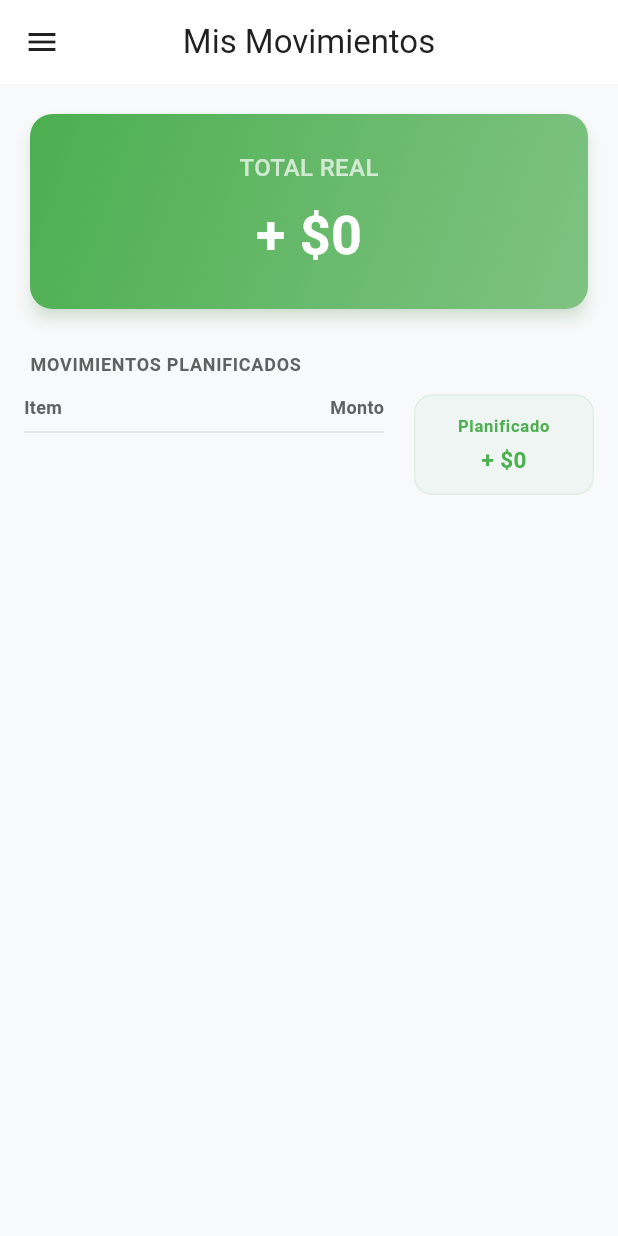
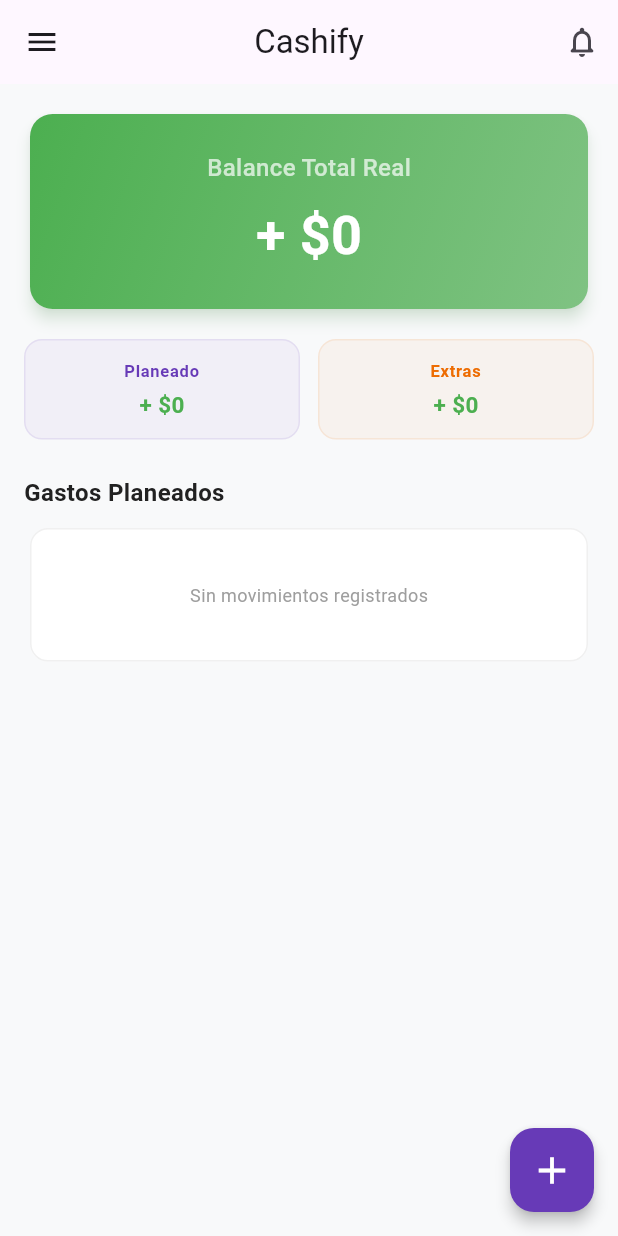
Before and after one commit to pprtrdd/fe-cashify, a Flutter app: the screen it shows once a user with an empty profile is signed in, on a phone screen of 412 x 824 dp. Run offline on Flutter 3.47's test engine with Material 3 defaults, Android fonts, the phone set to English and light mode, and no system bars; our stand-ins replace cloud_firestore, equatable, firebase_auth, firebase_core, flutter_dotenv, get_it; accounts and stored records are empty.

Commit message:
refactor: Enhance CustomDrawer and DashboardScreen for improved UI consistency; update styling and layout for better readability and user experience

```diff
--- a/lib/features/transaction/presentation/pages/dashboard_screen.dart
+++ b/lib/features/transaction/presentation/pages/dashboard_screen.dart
@@ -1,11 +1,13 @@
+import 'package:cashify/features/shared/widgets/custom_drawer.dart';
+import 'package:flutter/material.dart';
+import 'package:provider/provider.dart';
 import 'package:cashify/core/theme/app_colors.dart';
-import 'package:cashify/features/shared/widgets/custom_drawer.dart';
 import 'package:cashify/features/transaction/presentation/providers/movement_provider.dart';
+import 'package:cashify/features/transaction/presentation/widgets/summary_card.dart';
 import 'package:cashify/features/transaction/presentation/widgets/category_table.dart';
 import 'package:cashify/features/transaction/presentation/widgets/mini_info_card.dart';
-import 'package:cashify/features/transaction/presentation/widgets/summary_card.dart';
-import 'package:flutter/material.dart';
-import 'package:provider/provider.dart';
+import 'package:cashify/features/transaction/presentation/pages/movement_form_screen.dart';
+import 'package:cashify/features/transaction/presentation/pages/pending_movements_screen.dart';
 
 class DashboardScreen extends StatefulWidget {
   const DashboardScreen({super.key});
@@ -15,6 +17,8 @@
 }
 
 class _DashboardScreenState extends State<DashboardScreen> {
+  final GlobalKey<ScaffoldState> _scaffoldKey = GlobalKey<ScaffoldState>();
+
   @override
   void initState() {
     super.initState();
@@ -26,103 +30,139 @@
   @override
   Widget build(BuildContext context) {
     return Scaffold(
+      key: _scaffoldKey,
       backgroundColor: AppColors.background,
+      drawer: const CustomDrawer(),
       appBar: AppBar(
-        title: const Text("Mis Movimientos"),
+        title: const Text("Cashify"),
         centerTitle: true,
-        backgroundColor: AppColors.surface,
-        foregroundColor: AppColors.textPrimary,
         elevation: 0,
+        actions: [_buildNotificationBadge(context)],
       ),
-      drawer: const CustomDrawer(),
       body: Consumer<MovementProvider>(
         builder: (context, provider, child) {
-          if (provider.isLoading && provider.movements.isEmpty) {
+          if (provider.isLoading) {
             return const Center(child: CircularProgressIndicator());
           }
 
           return RefreshIndicator(
             onRefresh: () => provider.loadAllData(),
-            child: ListView(
+            child: SingleChildScrollView(
+              physics: const AlwaysScrollableScrollPhysics(),
               padding: const EdgeInsets.all(16.0),
-              children: [
-                SummaryCard(title: "TOTAL REAL", total: provider.realTotal),
-                const SizedBox(height: 24),
-
-                _buildSectionHeader("MOVIMIENTOS PLANIFICADOS"),
-                Row(
-                  crossAxisAlignment: CrossAxisAlignment.start,
-                  children: [
-                    Expanded(
-                      flex: 2,
-                      child: CategoryTable(
-                        groupedData: provider.plannedGrouped,
-                      ),
-                    ),
-                    const SizedBox(width: 20),
-                    Expanded(
-                      flex: 1,
-                      child: MiniInfoCard(
-                        label: "Planificado",
-                        amount: provider.plannedTotal,
-                        color: provider.plannedTotal >= 0
-                            ? AppColors.income
-                            : AppColors.expense,
-                      ),
-                    ),
-                  ],
-                ),
-
-                if (provider.hasExtraCategories) ...[
-                  const Divider(
-                    height: 50,
-                    thickness: 1,
-                    color: AppColors.divider,
+              child: Column(
+                crossAxisAlignment: CrossAxisAlignment.stretch,
+                children: [
+                  SummaryCard(
+                    title: "Balance Total Real",
+                    total: provider.realTotal,
                   ),
-                  _buildSectionHeader("MOVIMIENTOS EXTRAS"),
+                  const SizedBox(height: 16),
                   Row(
-                    crossAxisAlignment: CrossAxisAlignment.start,
                     children: [
                       Expanded(
-                        flex: 2,
-                        child: CategoryTable(
-                          groupedData: provider.extraGrouped,
+                        child: MiniInfoCard(
+                          label: "Planeado",
+                          amount: provider.plannedTotal,
+                          color: AppColors.primary,
                         ),
                       ),
-                      const SizedBox(width: 20),
+                      const SizedBox(width: 12),
                       Expanded(
-                        flex: 1,
                         child: MiniInfoCard(
-                          label: "Total Extras",
+                          label: "Extras",
                           amount: provider.totalExtra,
-                          color: provider.totalExtra >= 0
-                              ? AppColors.income
-                              : AppColors.expense,
+                          color: AppColors.extra,
                         ),
                       ),
                     ],
                   ),
+                  const SizedBox(height: 24),
+                  _buildSectionHeader("Gastos Planeados"),
+                  const SizedBox(height: 8),
+                  _buildTableCard(provider.plannedGrouped),
+                  const SizedBox(height: 24),
+                  if (provider.hasExtraCategories) ...[
+                    _buildSectionHeader("Gastos Extras"),
+                    const SizedBox(height: 8),
+                    _buildTableCard(provider.extraGrouped),
+                  ],
+                  const SizedBox(
+                    height: 80,
+                  ),
                 ],
-                const SizedBox(height: 80),
-              ],
+              ),
             ),
           );
         },
       ),
+      floatingActionButton: FloatingActionButton(
+        backgroundColor: AppColors.primary,
+        elevation: 4,
+        onPressed: () => Navigator.push(
+          context,
+          MaterialPageRoute(builder: (_) => const MovementFormScreen()),
+        ),
+        tooltip: 'Nuevo Movimiento',
+        child: const Icon(Icons.add, color: Colors.white, size: 30),
+      ),
+    );
+  }
+
+  Widget _buildNotificationBadge(BuildContext context) {
+    return Consumer<MovementProvider>(
+      builder: (context, provider, _) {
+        final pendingCount = provider.movements
+            .where((m) => !m.isCompleted)
+            .length;
+        return IconButton(
+          icon: Badge(
+            backgroundColor: AppColors.notification,
+            label: Text('$pendingCount'),
+            isLabelVisible: pendingCount > 0,
+            child: const Icon(Icons.notifications_none_rounded),
+          ),
+          onPressed: () => Navigator.push(
+            context,
+            MaterialPageRoute(builder: (_) => const PendingMovementsScreen()),
+          ),
+        );
+      },
     );
   }
 
   Widget _buildSectionHeader(String title) {
-    return Padding(
-      padding: const EdgeInsets.only(bottom: 12, left: 4),
-      child: Text(
-        title,
-        style: TextStyle(
-          fontSize: 12,
-          fontWeight: FontWeight.bold,
-          color: AppColors.textLight,
-          letterSpacing: 0.5,
-        ),
+    return Text(
+      title,
+      style: const TextStyle(
+        fontSize: 16,
+        fontWeight: FontWeight.bold,
+        color: AppColors.textPrimary,
+      ),
+    );
+  }
+
+  Widget _buildTableCard(Map<String, int> data) {
+    return Card(
+      elevation: 0,
+      color: AppColors.surface,
+      shape: RoundedRectangleBorder(
+        borderRadius: BorderRadius.circular(12),
+        side: BorderSide(color: AppColors.border.withValues(alpha: 0.5)),
+      ),
+      child: Padding(
+        padding: const EdgeInsets.all(16.0),
+        child: data.isEmpty
+            ? const Center(
+                child: Padding(
+                  padding: EdgeInsets.symmetric(vertical: 20),
+                  child: Text(
+                    "Sin movimientos registrados",
+                    style: TextStyle(fontSize: 12, color: Colors.grey),
+                  ),
+                ),
+              )
+            : CategoryTable(groupedData: data),
       ),
     );
   }
```
Also changed, not shown: lib/features/shared/widgets/custom_drawer.dart (+60 -48 lines).
